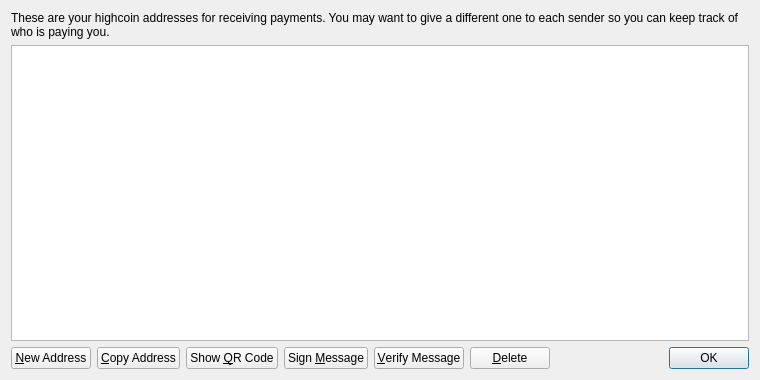
Old version of the form src/qt/forms/addressbookpage.ui in the repository Healkiller/Highcoin.
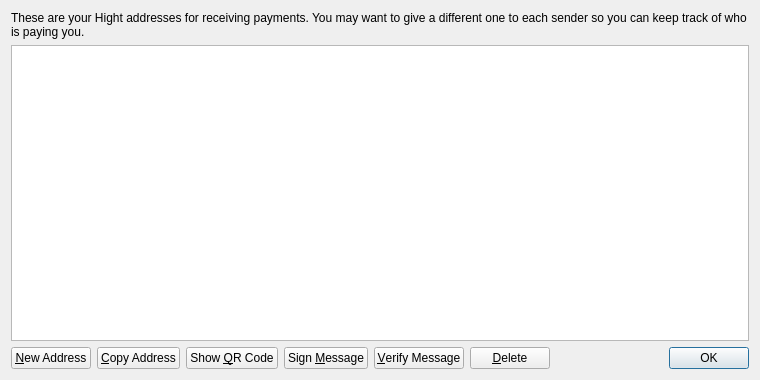
New version of the form. Icons and pictures are not drawn.

Diff of the .ui file:
```diff
--- a/src/qt/forms/addressbookpage.ui
+++ b/src/qt/forms/addressbookpage.ui
@@ -17,7 +17,7 @@
    <item>
     <widget class="QLabel" name="labelExplanation">
      <property name="text">
-      <string>These are your highcoin addresses for receiving payments. You may want to give a different one to each sender so you can keep track of who is paying you.</string>
+      <string>These are your Hight addresses for receiving payments. You may want to give a different one to each sender so you can keep track of who is paying you.</string>
      </property>
      <property name="textFormat">
       <enum>Qt::PlainText</enum>
```
Left out of the diff: 31 changed lines with no effect on the pictures.
